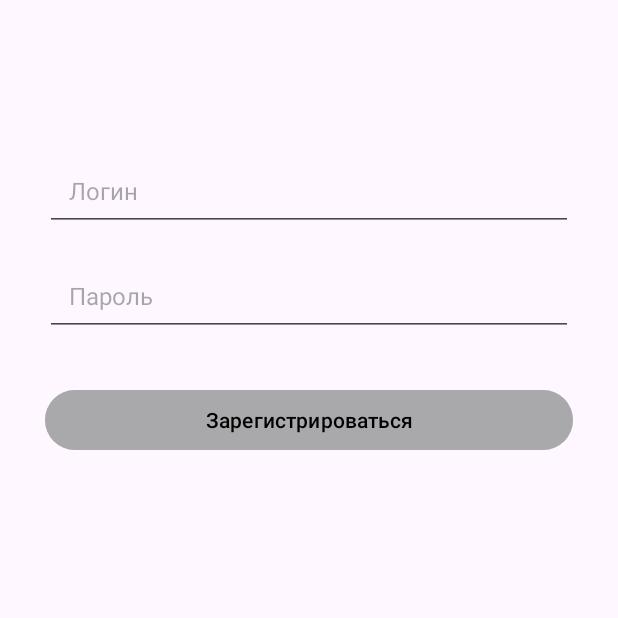
After one commit to SlidersInsider/diploma_app, an Android app: the fragment RegistrationFragment placed in its activity, on a phone screen of 412 x 824 dp, the top half of it. The commit adds this screen. Run offline under Robolectric (Android 15) with nearby library versions, the phone set to English and light mode, and no system bars; our stand-ins replace Dagger/Hilt's generated code.

Commit message:
add base authorization and fragment navigation

```diff
--- a/app/build.gradle.kts
+++ b/app/build.gradle.kts
@@ -43,6 +43,7 @@ dependencies {
     implementation(libs.androidx.core.ktx)
     implementation(libs.androidx.appcompat)
     implementation(libs.androidx.activity)
+    implementation(libs.androidx.fragment)
     implementation(libs.androidx.constraintlayout)
     implementation(libs.material)
 
--- /dev/null
+++ b/app/src/main/java/com/mzhadan/app/diploma/MainViewModel.kt
@@ -0,0 +1,25 @@
+package com.mzhadan.app.diploma
+
+import android.view.View
+import androidx.lifecycle.LiveData
+import androidx.lifecycle.MutableLiveData
+import androidx.lifecycle.ViewModel
+import dagger.hilt.android.lifecycle.HiltViewModel
+import javax.inject.Inject
+
+@HiltViewModel
+class MainViewModel @Inject constructor(): ViewModel() {
+    private val _bottomNavigationBarVisible = MutableLiveData<Boolean>()
+    val bottomNavigationBarVisible: LiveData<Boolean> get() = _bottomNavigationBarVisible
+
+    fun updateBottomNavigationBarVisibility(visibility: Int) {
+        when (visibility) {
+            View.VISIBLE -> {
+                _bottomNavigationBarVisible.postValue(true)
+            }
+            View.GONE -> {
+                _bottomNavigationBarVisible.postValue(false)
+            }
+        }
+    }
+}
--- /dev/null
+++ b/app/src/main/java/com/mzhadan/app/diploma/ui/auth/login/LoginFragment.kt
@@ -0,0 +1,75 @@
+package com.mzhadan.app.diploma.ui.auth.login
+
+import android.os.Bundle
+import android.text.Editable
+import android.text.TextWatcher
+import android.view.LayoutInflater
+import android.view.View
+import android.view.ViewGroup
+import android.widget.Toast
+import androidx.fragment.app.Fragment
+import androidx.fragment.app.viewModels
+import com.mzhadan.app.diploma.MainViewModel
+import com.mzhadan.app.diploma.databinding.FragmentLoginBinding
+import com.mzhadan.app.diploma.ui.auth.AuthViewModel
+import com.mzhadan.app.diploma.ui.navigation.ScreenNavigator
+import dagger.hilt.android.AndroidEntryPoint
+
+@AndroidEntryPoint
+class LoginFragment : Fragment() {
+    private lateinit var binding: FragmentLoginBinding
+    private val authViewModel: AuthViewModel by viewModels()
+    private val mainViewModel: MainViewModel by viewModels()
+
+    override fun onCreateView(
+        inflater: LayoutInflater, container: ViewGroup?,
+        savedInstanceState: Bundle?
+    ): View {
+        binding = FragmentLoginBinding.inflate(inflater, container, false)
+        return binding.root
+    }
+
+    override fun onViewCreated(view: View, savedInstanceState: Bundle?) {
+        super.onViewCreated(view, savedInstanceState)
+
+        mainViewModel.updateBottomNavigationBarVisibility(View.GONE)
+        setupUI()
+    }
+
+    private fun setupUI() {
+        val textWatcher = object : TextWatcher {
+            override fun afterTextChanged(s: Editable?) {
+                with(binding) {
+                    loginButton.isEnabled = loginEditText.text.isNotEmpty() && passwordEditText.text.isNotEmpty()
+                }
+            }
+
+            override fun beforeTextChanged(s: CharSequence?, start: Int, count: Int, after: Int) {}
+            override fun onTextChanged(s: CharSequence?, start: Int, before: Int, count: Int) {}
+        }
+
+        with(binding) {
+            loginEditText.addTextChangedListener(textWatcher)
+            passwordEditText.addTextChangedListener(textWatcher)
+
+            binding.loginButton.setOnClickListener {
+                val username = loginEditText.text.toString()
+                val password = passwordEditText.text.toString()
+
+                authViewModel.login(username, password,
+                    onSuccess = {
+                        ScreenNavigator.openHomeScreen()
+                        mainViewModel.updateBottomNavigationBarVisibility(View.VISIBLE)
+                        Toast.makeText(requireContext(), "Вход успешен!", Toast.LENGTH_SHORT).show()
+                    },
+                    onError = { message ->
+                        Toast.makeText(requireContext(), message, Toast.LENGTH_SHORT).show()
+                    })
+            }
+
+            binding.registerText.setOnClickListener {
+                ScreenNavigator.openRegistrationScreen()
+            }
+        }
+    }
+}
--- /dev/null
+++ b/app/src/main/java/com/mzhadan/app/diploma/ui/auth/registration/RegistrationFragment.kt
@@ -0,0 +1,67 @@
+package com.mzhadan.app.diploma.ui.auth.registration
+
+import android.os.Bundle
+import android.text.Editable
+import android.text.TextWatcher
+import android.view.LayoutInflater
+import android.view.View
+import android.view.ViewGroup
+import android.widget.Toast
+import androidx.fragment.app.Fragment
+import androidx.fragment.app.viewModels
+import com.mzhadan.app.diploma.databinding.FragmentRegistrationBinding
+import com.mzhadan.app.diploma.ui.auth.AuthViewModel
+import com.mzhadan.app.diploma.ui.navigation.ScreenNavigator
+import dagger.hilt.android.AndroidEntryPoint
+
+@AndroidEntryPoint
+class RegistrationFragment : Fragment() {
+    private lateinit var binding: FragmentRegistrationBinding
+    private val authViewModel: AuthViewModel by viewModels()
+
+    override fun onCreateView(
+        inflater: LayoutInflater, container: ViewGroup?,
+        savedInstanceState: Bundle?
+    ): View {
+        binding = FragmentRegistrationBinding.inflate(inflater, container, false)
+        return binding.root
+    }
+
+    override fun onViewCreated(view: View, savedInstanceState: Bundle?) {
+        super.onViewCreated(view, savedInstanceState)
+
+        setupUI()
+    }
+
+    private fun setupUI() {
+        val textWatcher = object : TextWatcher {
+            override fun afterTextChanged(s: Editable?) {
+                with(binding) {
+                    registerButton.isEnabled = usernameEditText.text.isNotEmpty() && passwordEditText.text.isNotEmpty()
+                }
+            }
+
+            override fun beforeTextChanged(s: CharSequence?, start: Int, count: Int, after: Int) {}
+            override fun onTextChanged(s: CharSequence?, start: Int, before: Int, count: Int) {}
+        }
+
+        with(binding) {
+            usernameEditText.addTextChangedListener(textWatcher)
+            passwordEditText.addTextChangedListener(textWatcher)
+
+            registerButton.setOnClickListener {
+                val username = usernameEditText.text.toString()
+                val password = passwordEditText.text.toString()
+
+                authViewModel.register(username, password, 3,
+                    onSuccess = {
+                        ScreenNavigator.reopenLoginScreen()
+                        Toast.makeText(requireContext(), "Вход успешен!", Toast.LENGTH_SHORT).show()
+                    },
+                    onError = { message ->
+                        Toast.makeText(requireContext(), message, Toast.LENGTH_SHORT).show()
+                    })
+            }
+        }
+    }
+}
--- /dev/null
+++ b/app/src/main/java/com/mzhadan/app/diploma/ui/navigation/FragmentTransactionWrapper.kt
@@ -0,0 +1,31 @@
+package com.mzhadan.app.diploma.ui.navigation
+
+import androidx.fragment.app.Fragment
+import androidx.fragment.app.FragmentManager
+
+class FragmentTransactionWrapper(
+    private var fragmentManager: FragmentManager? = null,
+    private var parentContainerId: Int = 0
+) {
+    fun addFragment(fragment: Fragment, tag: String = "UnknownFragment") {
+        fragmentManager?.beginTransaction()?.apply {
+            add(parentContainerId, fragment, tag)
+            commit()
+        }
+    }
+
+    fun replaceFragment(fragment: Fragment, tag: String = "UnknownFragment") {
+        fragmentManager?.beginTransaction()?.apply {
+            replace(parentContainerId, fragment, tag)
+            addToBackStack(null)
+            commit()
+        }
+    }
+
+    fun removeFragment(fragment: Fragment) {
+        fragmentManager?.beginTransaction()?.apply {
+            remove(fragment)
+            commit()
+        }
+    }
+}
--- /dev/null
+++ b/app/src/main/java/com/mzhadan/app/diploma/ui/navigation/ScreenNavigator.kt
@@ -0,0 +1,56 @@
+package com.mzhadan.app.diploma.ui.navigation
+
+import android.view.View
+import androidx.fragment.app.FragmentManager
+import com.mzhadan.app.diploma.MainActivity
+import com.mzhadan.app.diploma.ui.auth.login.LoginFragment
+import com.mzhadan.app.diploma.ui.auth.registration.RegistrationFragment
+import com.mzhadan.app.diploma.ui.pages.home.HomeFragment
+
+object ScreenNavigator {
+    private var fragmentNavigator: FragmentTransactionWrapper? = null
+
+    private var mainActivity: MainActivity? = null
+    private var loginScreenFragment: LoginFragment? = null
+    private var registrationScreenFragment: RegistrationFragment? = null
+    private var homeScreenFragment: HomeFragment? = null
+
+    fun init(fragmentManager: FragmentManager, parentContainerId: Int, mainActivity: MainActivity) {
+        this.fragmentNavigator = FragmentTransactionWrapper(fragmentManager, parentContainerId)
+        this.mainActivity = mainActivity
+    }
+
+    fun openLoginScreen() {
+        loginScreenFragment = LoginFragment()
+        fragmentNavigator?.addFragment(loginScreenFragment!!, "LoginScreenFragment")
+    }
+
+    fun reopenLoginScreen() {
+        registrationScreenFragment = null
+        loginScreenFragment = LoginFragment()
+        fragmentNavigator?.replaceFragment(loginScreenFragment!!, "LoginScreenFragment")
+    }
+
+    fun openRegistrationScreen() {
+        registrationScreenFragment = RegistrationFragment()
+        fragmentNavigator?.replaceFragment(registrationScreenFragment!!, "RegistrationScreenFragment")
+    }
+
+    fun openHomeScreen() {
+        loginScreenFragment = null
+        homeScreenFragment = HomeFragment()
+        fragmentNavigator?.replaceFragment(homeScreenFragment!!, "HomeScreenFragment")
+
+        if (!mainActivity?.isBottomNavViewVisible()!!) {
+            mainActivity?.setBottomNavViewVisibility(View.VISIBLE)
+        }
+    }
+
+    fun openProjectsScreen() {
+
+    }
+
+    fun openProfileScreen() {
+
+    }
+}
--- /dev/null
+++ b/app/src/main/res/drawable/ic_home.xml
@@ -0,0 +1,5 @@
+<vector android:height="24dp" android:tint="#000000"
+    android:viewportHeight="24" android:viewportWidth="24"
+    android:width="24dp" xmlns:android="http://schemas.android.com/apk/res/android">
+    <path android:fillColor="@android:color/white" android:pathData="M10,20v-6h4v6h5v-8h3L12,3 2,12h3v8z"/>
+</vector>
--- /dev/null
+++ b/app/src/main/res/drawable/ic_profile.xml
@@ -0,0 +1,5 @@
+<vector android:height="24dp" android:tint="#000000"
+    android:viewportHeight="24" android:viewportWidth="24"
+    android:width="24dp" xmlns:android="http://schemas.android.com/apk/res/android">
+    <path android:fillColor="@android:color/white" android:pathData="M12,12c2.21,0 4,-1.79 4,-4s-1.79,-4 -4,-4 -4,1.79 -4,4 1.79,4 4,4zM12,14c-2.67,0 -8,1.34 -8,4v2h16v-2c0,-2.66 -5.33,-4 -8,-4z"/>
+</vector>
--- /dev/null
+++ b/app/src/main/res/drawable/ic_projects.xml
@@ -0,0 +1,5 @@
+<vector android:height="24dp" android:tint="#000000"
+    android:viewportHeight="24" android:viewportWidth="24"
+    android:width="24dp" xmlns:android="http://schemas.android.com/apk/res/android">
+    <path android:fillColor="@android:color/white" android:pathData="M20,6h-8l-2,-2L4,4c-1.1,0 -1.99,0.9 -1.99,2L2,18c0,1.1 0.9,2 2,2h16c1.1,0 2,-0.9 2,-2L22,8c0,-1.1 -0.9,-2 -2,-2zM20,18L4,18L4,8h16v10z"/>
+</vector>
--- a/app/src/main/res/layout/activity_main.xml
+++ b/app/src/main/res/layout/activity_main.xml
@@ -1,18 +1,29 @@
 <?xml version="1.0" encoding="utf-8"?>
 <androidx.constraintlayout.widget.ConstraintLayout xmlns:android="http://schemas.android.com/apk/res/android"
-    xmlns:app="http://schemas.android.com/apk/res-auto"
     xmlns:tools="http://schemas.android.com/tools"
     android:layout_width="match_parent"
     android:layout_height="match_parent"
+    xmlns:app="http://schemas.android.com/apk/res-auto"
     tools:context=".MainActivity">
 
-    <TextView
-        android:layout_width="wrap_content"
+    <androidx.fragment.app.FragmentContainerView
+        android:id="@+id/fragmentContainer"
+        android:layout_width="match_parent"
+        android:layout_height="match_parent"
+        app:layout_constraintTop_toTopOf="parent"
+        app:layout_constraintStart_toStartOf="parent"
+        app:layout_constraintEnd_toEndOf="parent"
+        app:layout_constraintBottom_toTopOf="@id/bottomNavigationView"/>
+
+    <com.google.android.material.bottomnavigation.BottomNavigationView
+        android:id="@+id/bottomNavigationView"
+        android:layout_width="match_parent"
         android:layout_height="wrap_content"
-        android:text="Hello World!"
+        android:layout_alignParentBottom="true"
+        app:layout_constraintStart_toStartOf="parent"
+        app:layout_constraintEnd_toEndOf="parent"
         app:layout_constraintBottom_toBottomOf="parent"
-        app:layout_constraintEnd_toEndOf="parent"
-        app:layout_constraintStart_toStartOf="parent"
-        app:layout_constraintTop_toTopOf="parent" />
+        app:menu="@menu/bottom_navigation_menu"
+        android:visibility="gone"/>
 
 </androidx.constraintlayout.widget.ConstraintLayout>
--- /dev/null
+++ b/app/src/main/res/layout/fragment_registration.xml
@@ -0,0 +1,47 @@
+<?xml version="1.0" encoding="utf-8"?>
+<androidx.constraintlayout.widget.ConstraintLayout xmlns:android="http://schemas.android.com/apk/res/android"
+    xmlns:app="http://schemas.android.com/apk/res-auto"
+    android:layout_width="match_parent"
+    android:layout_height="match_parent">
+
+    <EditText
+        android:id="@+id/usernameEditText"
+        android:layout_width="0dp"
+        android:layout_height="wrap_content"
+        android:hint="Логин"
+        android:textSize="16sp"
+        android:padding="16dp"
+        app:layout_constraintTop_toTopOf="parent"
+        app:layout_constraintStart_toStartOf="parent"
+        app:layout_constraintEnd_toEndOf="parent"
+        android:layout_marginTop="100dp"
+        android:layout_marginHorizontal="30dp"/>
+
+    <EditText
+        android:id="@+id/passwordEditText"
+        android:layout_width="0dp"
+        android:layout_height="wrap_content"
+        android:hint="Пароль"
+        android:textSize="16sp"
+        android:inputType="textPassword"
+        android:padding="16dp"
+        app:layout_constraintTop_toBottomOf="@id/usernameEditText"
+        app:layout_constraintStart_toStartOf="parent"
+        app:layout_constraintEnd_toEndOf="parent"
+        android:layout_marginTop="16dp"
+        android:layout_marginHorizontal="30dp"/>
+
+    <Button
+        android:id="@+id/registerButton"
+        android:layout_width="0dp"
+        android:layout_height="wrap_content"
+        android:text="Зарегистрироваться"
+        android:textColor="@color/black"
+        android:backgroundTint="@color/grey"
+        app:layout_constraintTop_toBottomOf="@id/passwordEditText"
+        app:layout_constraintStart_toStartOf="parent"
+        app:layout_constraintEnd_toEndOf="parent"
+        android:layout_marginTop="32dp"
+        android:layout_marginHorizontal="30dp"
+        android:enabled="false"/>
+</androidx.constraintlayout.widget.ConstraintLayout>
--- /dev/null
+++ b/app/src/main/res/menu/bottom_navigation_menu.xml
@@ -0,0 +1,15 @@
+<?xml version="1.0" encoding="utf-8"?>
+<menu xmlns:android="http://schemas.android.com/apk/res/android">
+    <item
+        android:id="@+id/nav_home"
+        android:icon="@drawable/ic_home"
+        android:title="Главная" />
+    <item
+        android:id="@+id/nav_projects"
+        android:icon="@drawable/ic_projects"
+        android:title="Проекты" />
+    <item
+        android:id="@+id/nav_profile"
+        android:icon="@drawable/ic_profile"
+        android:title="Профиль" />
+</menu>
--- a/app/src/main/res/values/colors.xml
+++ b/app/src/main/res/values/colors.xml
@@ -2,4 +2,5 @@
 <resources>
     <color name="black">#FF000000</color>
     <color name="white">#FFFFFFFF</color>
+    <color name="grey">#9A9A9A9A</color>
 </resources>
--- a/gradle/libs.versions.toml
+++ b/gradle/libs.versions.toml
@@ -5,6 +5,7 @@ coreKtx = "1.15.0"
 appcompat = "1.7.0"
 material = "1.12.0"
 activity = "1.10.1"
+fragment = "1.8.0"
 constraintlayout = "2.2.1"
 coroutines = "1.7.1"
 retrofit = "2.9.0"
@@ -15,7 +16,8 @@ lifecycle = "2.8.7"
 [libraries]
 androidx-core-ktx = { group = "androidx.core", name = "core-ktx", version.ref = "coreKtx" }
 androidx-appcompat = { group = "androidx.appcompat", name = "appcompat", version.ref = "appcompat" }
-androidx-activity = { group = "androidx.activity", name = "activity", version.ref = "activity" }
+androidx-activity = { group = "androidx.activity", name = "activity-ktx", version.ref = "activity" }
+androidx-fragment = { group = "androidx.fragment", name = "fragment-ktx", version.ref = "fragment" }
 androidx-constraintlayout = { group = "androidx.constraintlayout", name = "constraintlayout", version.ref = "constraintlayout" }
 material = { group = "com.google.android.material", name = "material", version.ref = "material" }
 
```
Also changed, not shown: app/src/main/java/com/mzhadan/app/diploma/MainActivity.kt (+48 -38 lines), app/src/main/java/com/mzhadan/app/diploma/ui/auth/AuthViewModel.kt (added, +66 -0 lines), app/src/main/java/com/mzhadan/app/diploma/ui/pages/home/HomeFragment.kt (added, +30 -0 lines), app/src/main/res/layout/fragment_home.xml (added, +19 -0 lines), app/src/main/res/layout/fragment_login.xml (added, +63 -0 lines), network/src/main/java/com/mzhadan/app/network/di/RepositoryModule.kt (+9 -0 lines).
